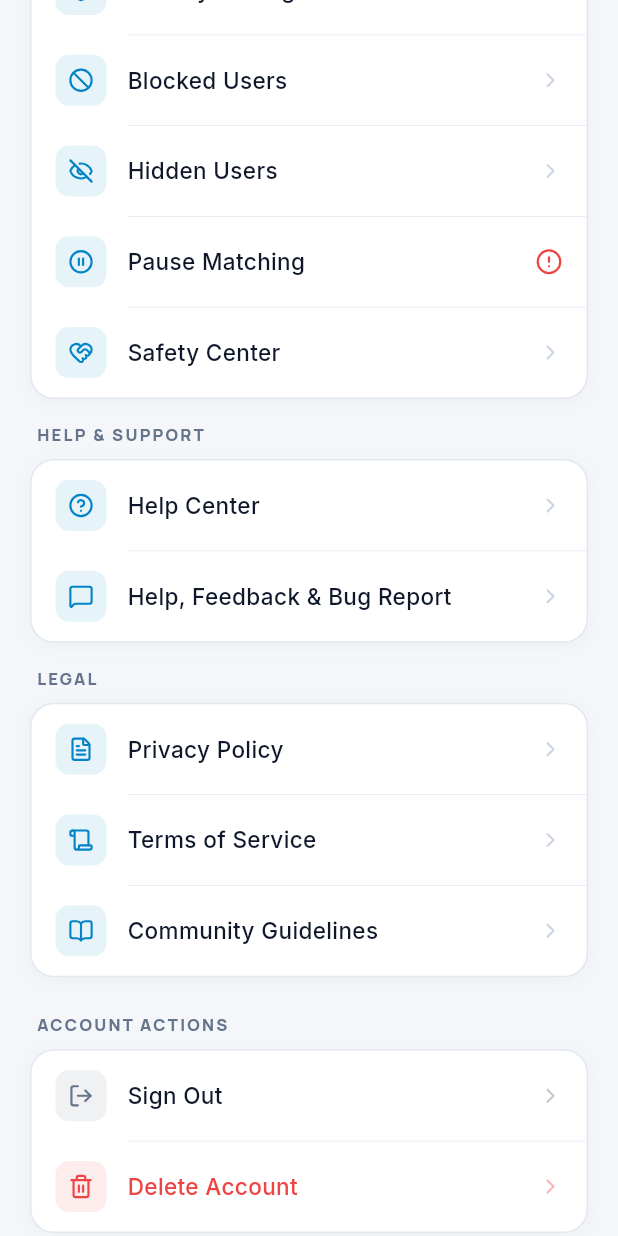
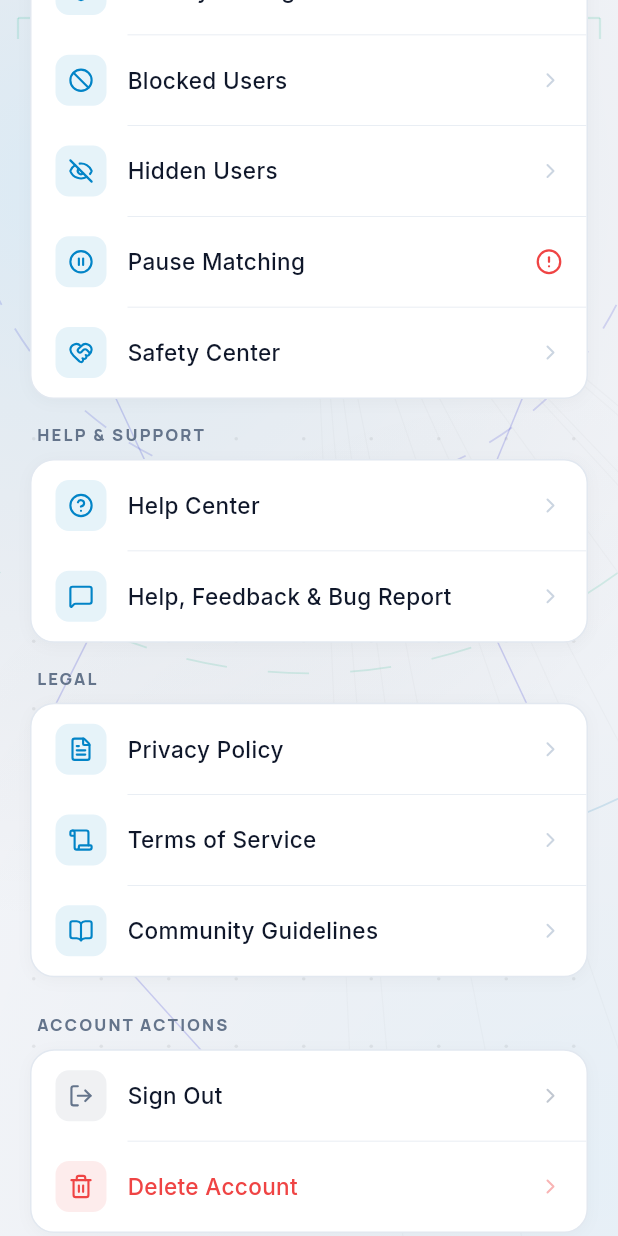
Before and after one commit to devakesu/Nexus, a Flutter app: the SettingsTab widget shown alone on an empty page, opened directly with empty values, scrolled down 576 dp, on a phone screen of 412 x 824 dp. Run offline on Flutter 3.47's test engine with Material 3 defaults, Android fonts, the phone set to English and light mode, and no system bars; drawn by our look-alikes of sentry_flutter; our stand-ins replace cached_network_image, dio, drift, drift_flutter, emoji_picker_flutter, firebase_core and 18 more; missing offline and left inert: app_settings, cryptography, firebase_app_check, google_mlkit_image_labeling, libsignal_protocol_dart, record and 2 more; accounts and stored records are empty; generated files the repository leaves out were written again; network calls fail; statements that could not run were skipped.

Commit message:
feat: implement email notification preference management and dynamic tab background branding

```diff
--- a/mobile/lib/navigation/app_router.dart
+++ b/mobile/lib/navigation/app_router.dart
@@ -6,6 +6,7 @@ import 'package:nexus/screens/chats/chats_page.dart';
 import 'package:nexus/screens/legal_terms_page.dart';
 import 'package:nexus/screens/orbit_screen.dart';
 import 'package:nexus/screens/settings/blocked_users_page.dart';
+import 'package:nexus/screens/settings/email_notification_settings_page.dart';
 import 'package:nexus/screens/settings/feedback_page.dart';
 import 'package:nexus/screens/settings/help_center_page.dart';
 import 'package:nexus/screens/settings/hidden_users_page.dart';
@@ -95,6 +96,10 @@ final goRouter = GoRouter(
       builder: (context, state) => const FeedbackPage(),
     ),
     GoRoute(
+      path: '/settings/email-notifications',
+      builder: (context, state) => const EmailNotificationSettingsPage(),
+    ),
+    GoRoute(
       path: '/legal/terms',
       builder: (context, state) => const LegalTermsPage(),
     ),
--- a/mobile/lib/screens/home/tabs/profile/widgets/futuristic_background_painter.dart
+++ b/mobile/lib/screens/home/tabs/profile/widgets/futuristic_background_painter.dart
@@ -2,23 +2,51 @@ import 'dart:math' as math;
 import 'package:flutter/material.dart';
 
 class FuturisticBackgroundPainter extends CustomPainter {
-  const FuturisticBackgroundPainter({required this.isDark});
+  const FuturisticBackgroundPainter({required this.isDark, this.accentColor});
 
   final bool isDark;
+
+  /// When provided, the orbit/star palette is derived from this color
+  /// instead of the default cyan/pink/indigo triad, so each tab can carry
+  /// its own accent while reusing the same futuristic motif.
+  final Color? accentColor;
 
   @override
   void paint(Canvas canvas, Size size) {
     // Colors based on theme brightness (higher contrast for light mode)
     final gridAlpha = isDark ? 0.04 : 0.08;
-    final primaryOrbitColor = isDark
+
+    final Color primaryOrbitColor;
+    final Color secondaryOrbitColor;
+    final Color tertiaryOrbitColor;
+    final accent = accentColor;
+    if (accent != null) {
+      final hsl = HSLColor.fromColor(accent);
+      primaryOrbitColor = hsl
+          .withSaturation((isDark ? 0.85 : 0.75).clamp(0.0, 1.0))
+          .withLightness((isDark ? 0.65 : 0.42).clamp(0.0, 1.0))
+          .toColor();
+      secondaryOrbitColor = hsl
+          .withHue((hsl.hue + 40) % 360)
+          .withSaturation((isDark ? 0.80 : 0.70).clamp(0.0, 1.0))
+          .withLightness((isDark ? 0.72 : 0.48).clamp(0.0, 1.0))
+          .toColor();
+      tertiaryOrbitColor = hsl
+          .withHue((hsl.hue - 40 + 360) % 360)
+          .withSaturation((isDark ? 0.75 : 0.65).clamp(0.0, 1.0))
+          .withLightness((isDark ? 0.68 : 0.45).clamp(0.0, 1.0))
+          .toColor();
+    } else {
+      primaryOrbitColor = isDark
           ? const Color(0xFF00E5FF)
           : const Color(0xFF0891B2);
-    final secondaryOrbitColor = isDark
+      secondaryOrbitColor = isDark
           ? const Color(0xFFFF7597)
           : const Color(0xFFE91E63);
-    final tertiaryOrbitColor = isDark
+      tertiaryOrbitColor = isDark
           ? const Color(0xFF6366F1)
           : const Color(0xFF4F46E5);
+    }
 
     final lineAlpha = isDark ? 0.08 : 0.16;
     final glowAlpha = isDark ? 0.06 : 0.12;
@@ -173,7 +201,8 @@ class FuturisticBackgroundPainter extends CustomPainter {
   @override
   bool shouldRepaint(covariant CustomPainter oldDelegate) {
     if (oldDelegate is FuturisticBackgroundPainter) {
-      return oldDelegate.isDark != isDark;
+      return oldDelegate.isDark != isDark ||
+          oldDelegate.accentColor != accentColor;
     }
     return true;
   }
--- a/mobile/lib/screens/home/tabs/settings_tab.dart
+++ b/mobile/lib/screens/home/tabs/settings_tab.dart
@@ -7,6 +7,7 @@ import 'package:go_router/go_router.dart';
 import 'package:google_fonts/google_fonts.dart';
 import 'package:lucide_icons_flutter/lucide_icons.dart';
 import 'package:nexus/config/app_config.dart';
+import 'package:nexus/screens/home/widgets/tab_background.dart';
 import 'package:nexus/services/notification_service.dart';
 import 'package:nexus/services/signal/signal_key_service.dart';
 import 'package:nexus/utils/error_handler.dart';
@@ -82,12 +83,17 @@ class _SettingsTabState extends State<SettingsTab> with WidgetsBindingObserver {
 
   Widget _buildNotifTrailing() {
     return switch (_notifPermission) {
-      AuthorizationStatus.authorized ||
-      AuthorizationStatus.provisional =>
+      AuthorizationStatus.authorized || AuthorizationStatus.provisional =>
         const _StatusDot(label: 'Enabled', color: Color(0xFF16A34A)),
-      AuthorizationStatus.denied =>
-        const _StatusDot(label: 'Disabled', color: Color(0xFFEF4444)),
-      _ => const Icon(LucideIcons.chevronRight, color: Color(0xFFCBD5E1), size: 16),
+      AuthorizationStatus.denied => const _StatusDot(
+        label: 'Disabled',
+        color: Color(0xFFEF4444),
+      ),
+      _ => const Icon(
+        LucideIcons.chevronRight,
+        color: Color(0xFFCBD5E1),
+        size: 16,
+      ),
     };
   }
 
@@ -184,7 +190,8 @@ class _SettingsTabState extends State<SettingsTab> with WidgetsBindingObserver {
           ),
           content: Text(
             "You're not visible to others and won't appear in anyone's Orbit. "
-            'To resume, activate individual Orbits from their tabs.',
+            'To resume, activate individual Orbits from their tabs. '
+            "You can still chat with people you've already matched with.",
             style: GoogleFonts.inter(
               fontSize: 14,
               color: const Color(0xFF475569),
@@ -244,7 +251,8 @@ class _SettingsTabState extends State<SettingsTab> with WidgetsBindingObserver {
             ),
             const SizedBox(height: 12),
             Text(
-              "You won't be visible to others and won't be able to discover new profiles until you re-activate an Orbit.",
+              "You won't be visible to others and won't be able to discover new profiles until you re-activate an Orbit. "
+              "You'll still be able to chat with people you've already matched with.",
               style: GoogleFonts.inter(
                 fontSize: 13,
                 color: const Color(0xFF64748B),
@@ -301,7 +309,9 @@ class _SettingsTabState extends State<SettingsTab> with WidgetsBindingObserver {
 
   @override
   Widget build(BuildContext context) {
-    return ListView(
+    return TabBackground(
+      accentColor: _accent,
+      child: ListView(
         padding: const EdgeInsets.only(bottom: 120),
         children: [
           const _NexusBranding(),
@@ -328,7 +338,11 @@ class _SettingsTabState extends State<SettingsTab> with WidgetsBindingObserver {
                 trailing: _buildNotifTrailing(),
                 onTap: _handleNotifTap,
               ),
-            const _TileSpec(icon: LucideIcons.mail, label: 'Email Notifications'),
+              _TileSpec(
+                icon: LucideIcons.mail,
+                label: 'Email Notifications',
+                onTap: () => context.push<void>('/settings/email-notifications'),
+              ),
             ],
           ),
           _SettingsSection(
@@ -395,6 +409,7 @@ class _SettingsTabState extends State<SettingsTab> with WidgetsBindingObserver {
           const _AccountActionsSection(),
           const SizedBox(height: 28),
         ],
+      ),
     );
   }
 }
--- /dev/null
+++ b/mobile/lib/screens/home/widgets/tab_background.dart
@@ -0,0 +1,66 @@
+import 'package:flutter/material.dart';
+
+import 'package:nexus/screens/home/tabs/profile/widgets/futuristic_background_painter.dart';
+
+/// Shared ambient background for the main tabs — reuses the Profile tab's
+/// futuristic grid/orbit motif, tinted with each tab's own accent color.
+class TabBackground extends StatelessWidget {
+  const TabBackground({
+    required this.accentColor,
+    required this.child,
+    super.key,
+  });
+
+  final Color accentColor;
+  final Widget child;
+
+  @override
+  Widget build(BuildContext context) {
+    final isDark = Theme.of(context).brightness == Brightness.dark;
+
+    return Stack(
+      children: [
+        Positioned.fill(
+          child: Container(color: Theme.of(context).scaffoldBackgroundColor),
+        ),
+        Positioned.fill(
+          child: CustomPaint(
+            painter: FuturisticBackgroundPainter(
+              isDark: isDark,
+              accentColor: accentColor,
+            ),
+          ),
+        ),
+        Positioned.fill(
+          child: Container(
+            decoration: BoxDecoration(
+              gradient: RadialGradient(
+                center: const Alignment(-0.8, -0.7),
+                radius: 1.2,
+                colors: [
+                  accentColor.withAlpha(isDark ? 31 : 26),
+                  Colors.transparent,
+                ],
+              ),
+            ),
+          ),
+        ),
+        Positioned.fill(
+          child: Container(
+            decoration: BoxDecoration(
+              gradient: RadialGradient(
+                center: const Alignment(0.9, 0.9),
+                radius: 1.3,
+                colors: [
+                  accentColor.withAlpha(isDark ? 20 : 15),
+                  Colors.transparent,
+                ],
+              ),
+            ),
+          ),
+        ),
+        child,
+      ],
+    );
+  }
+}
```
Also changed, not shown: mobile/lib/screens/home/widgets/tab_scaffold.dart (+12 -3 lines), mobile/lib/screens/settings/email_notification_settings_page.dart (added, +570 -0 lines), 3 other files. Lines whose indentation alone changed are shown as unchanged.
